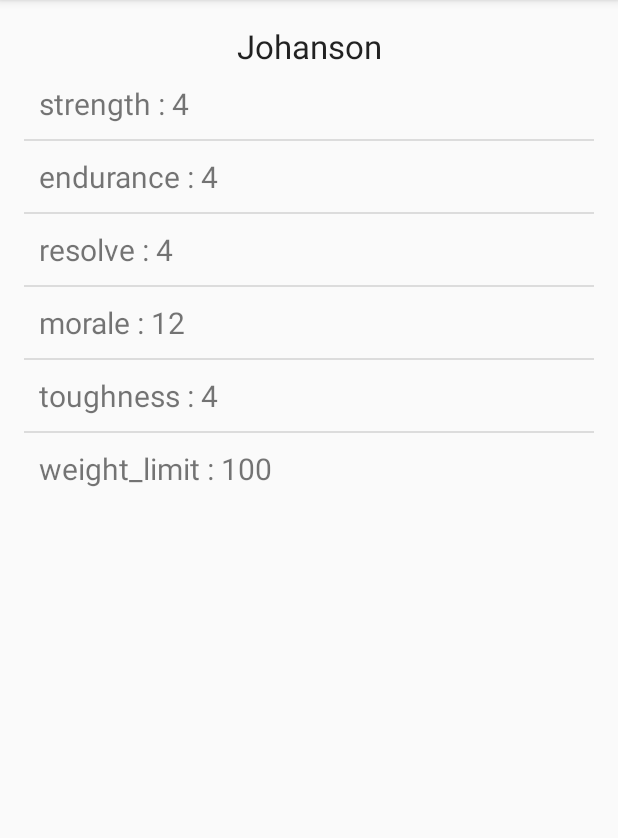
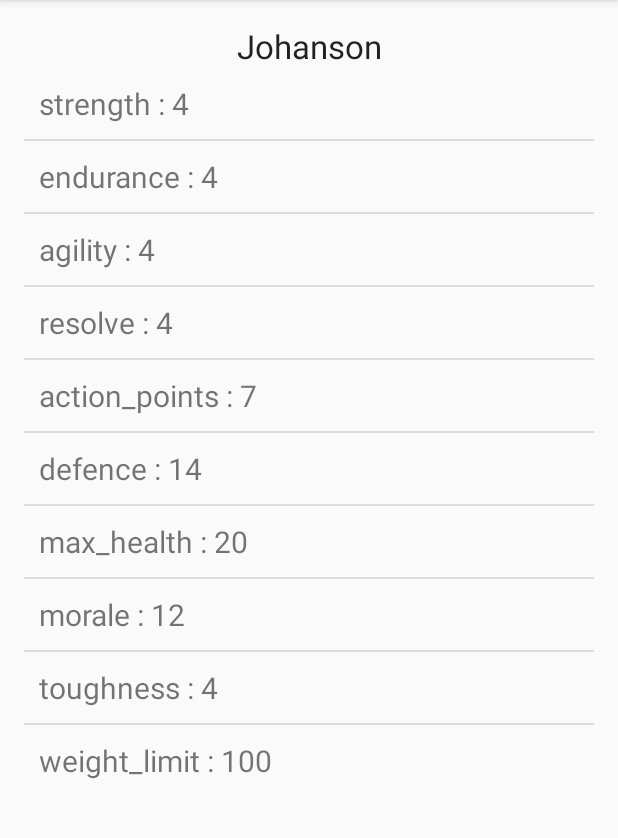
Before and after one commit to erhodes/Fallout, an Android app: the screen it shows after launch (MainActivity), on a phone screen of 412 x 824 dp, the part 84-922 px from its top. Run offline under Robolectric (Android 15) with nearby library versions, the phone set to English and light mode, and no system bars.

Commit message:
Added Actions

```diff
--- /dev/null
+++ b/app/src/main/java/com/erhodes/fallout/Action.java
@@ -0,0 +1,19 @@
+package com.erhodes.fallout;
+
+import java.util.ArrayList;
+
+/**
+ * Created by Eric on 01/11/2015.
+ */
+public class Action {
+    String name, description;
+    int cost;
+    ArrayList<Effect> effects;
+
+    public Action(String n, String d, int c) {
+        name = n;
+        description = d;
+        cost = c;
+        effects = new ArrayList<>();
+    }
+}
--- a/app/src/main/java/com/erhodes/fallout/Attributes.java
+++ b/app/src/main/java/com/erhodes/fallout/Attributes.java
@@ -9,10 +9,14 @@ public abstract class Attributes {
     // primary attributes
     public static final String STRENGTH = "strength";
     public static final String ENDURANCE = "endurance";
+    public static final String AGILITY = "agility";
     public static final String RESOLVE = "resolve";
 
     // derived attributes
+    public static final String ACTION_POINTS = "action_points";
     public static final String DEFENCE = "defence";
+    public static final String HEALTH = "health";
+    public static final String MAX_HEALTH = "max_health";
     public static final String MORALE = "morale";
     public static final String TOUGHNESS = "toughness";
     public static final String WEIGHT_LIMIT = "weight_limit";
@@ -21,12 +25,16 @@ public abstract class Attributes {
         ArrayList<String> attributes = new ArrayList<String>();
         attributes.add(STRENGTH);
         attributes.add(ENDURANCE);
+        attributes.add(AGILITY);
         attributes.add(RESOLVE);
         return attributes;
     }
 
     public static ArrayList<String> getDerivedAttributes() {
         ArrayList<String> attributes = new ArrayList<String>();
+        attributes.add(ACTION_POINTS);
+        attributes.add(DEFENCE);
+        attributes.add(MAX_HEALTH);
         attributes.add(MORALE);
         attributes.add(TOUGHNESS);
         attributes.add(WEIGHT_LIMIT);
--- a/app/src/main/java/com/erhodes/fallout/Character.java
+++ b/app/src/main/java/com/erhodes/fallout/Character.java
@@ -13,8 +13,9 @@ public class Character {
     private HashMap<String, Attribute> mAttributes;
     private HashSet<String> mAcquiredPerks;
     private ArrayList<Item> mInventory;
+    private ArrayList<Action> mActions;
     private Item mArmor;
-    public int mCarriedWeight;
+    public int mCarriedWeight, mHealth, mActionPoints;
     public String name;
 
 
@@ -23,9 +24,11 @@ public class Character {
         mAttributes = new HashMap<>();
         mAcquiredPerks = new HashSet<>();
         mInventory = new ArrayList<>();
+        mActions = new ArrayList<>();
 
         mAttributes.put(Attributes.STRENGTH, new Attribute("Strength",Attributes.STRENGTH,4));
         mAttributes.put(Attributes.ENDURANCE, new Attribute("Endurance",Attributes.ENDURANCE,4));
+        mAttributes.put(Attributes.AGILITY, new Attribute("Agility",Attributes.AGILITY, 4));
         mAttributes.put(Attributes.RESOLVE, new Attribute("Resolve",Attributes.RESOLVE, 4));
 
         //maybe derived attributes should each be their own class. Might be a better way to organize the logic
@@ -50,8 +53,29 @@ public class Character {
             }
         });
 
+        mAttributes.put(Attributes.MAX_HEALTH, new DerivedAttribute("Current Health",Attributes.MAX_HEALTH, mAttributes.get(Attributes.ENDURANCE)) {
+            @Override
+            public void calculateFinalValue() { finalValue = mBase.getFinalValue()*5 + modifier; }
+        });
+
+        mAttributes.put(Attributes.ACTION_POINTS, new DerivedAttribute("Action Points",Attributes.ACTION_POINTS, mAttributes.get(Attributes.AGILITY)) {
+            @Override
+            public void calculateFinalValue() {
+                finalValue = 5 + mBase.getFinalValue()/2 + modifier;
+            }
+        });
+
+        mAttributes.put(Attributes.DEFENCE, new DerivedAttribute("Defence", Attributes.DEFENCE, mAttributes.get(Attributes.AGILITY)) {
+            @Override
+            public void calculateFinalValue() {
+                finalValue = 10 + mBase.getFinalValue() + modifier;
+            }
+        });
+
         mArmor = ItemManager.getNoArmor();
         calculateAttributes();
+        addDefaultActions();
+        mActionPoints = getAttribute(Attributes.ACTION_POINTS);
     }
 
     public void calculateAttributes() {
@@ -98,6 +122,26 @@ public class Character {
         mAcquiredPerks.remove(p.id);
         for (Effect e: p.effects) {
             removeEffect(e);
+        }
+        return true;
+    }
+    // Action Methods
+    private void addDefaultActions() {
+        Action dodge = new Action("Dodge","Move out of the way",1);
+        dodge.effects.add(new Effect(Attributes.DEFENCE, 2));
+        mActions.add(dodge);
+    }
+
+    public ArrayList<Action> getActions() {
+        return mActions;
+    }
+    public boolean takeAction(Action a) {
+        if (mActionPoints < a.cost) {
+            return false;
+        }
+        mActionPoints -= a.cost;
+        for (Effect e : a.effects) {
+            applyEffect(e);
         }
         return true;
     }
--- a/app/src/main/java/com/erhodes/fallout/Effect.java
+++ b/app/src/main/java/com/erhodes/fallout/Effect.java
@@ -7,6 +7,13 @@ public class Effect {
     String key;
     int magnitude;
 
+    public Effect() {}
+
+    public Effect(String k, int m) {
+        key = k;
+        magnitude = m;
+    }
+
     @Override
     public String toString() {
         return "modify " + key + " by " + magnitude;
--- a/app/src/main/java/com/erhodes/fallout/MainActivity.java
+++ b/app/src/main/java/com/erhodes/fallout/MainActivity.java
@@ -106,6 +106,8 @@ public class MainActivity extends AppCompatActivity
             startFragment(ItemFragment.newInstance());
         } else if (id == R.id.nav_equipment) {
             startFragment(new EquipmentFragment());
+        } else if (id == R.id.nav_actions) {
+            startFragment(new ActionFragment());
         }
 
         DrawerLayout drawer = (DrawerLayout) findViewById(R.id.drawer_layout);
```
Also changed, not shown: app/src/main/java/com/erhodes/fallout/ActionFragment.java (added, +102 -0 lines), app/src/main/res/layout/fragment_action.xml (added, +19 -0 lines), app/src/main/res/layout/list_action_summary.xml (added, +35 -0 lines).
